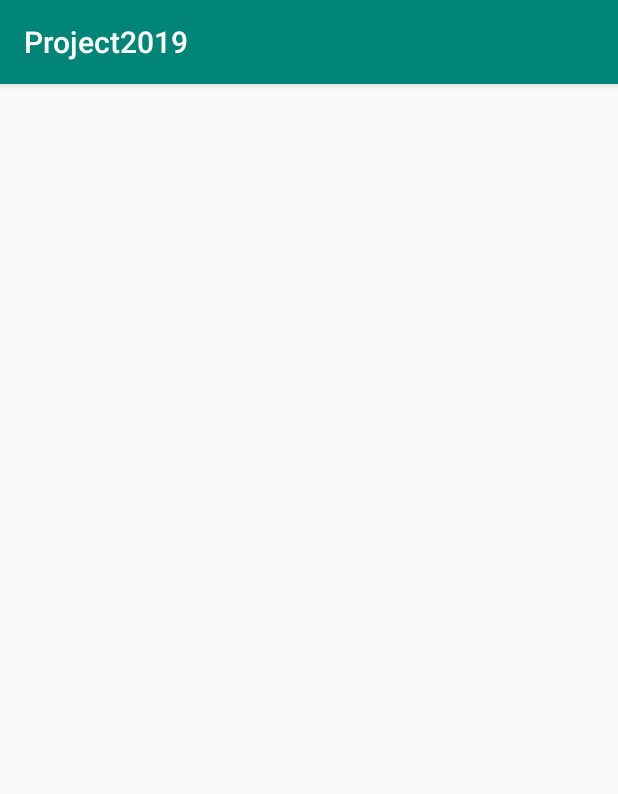
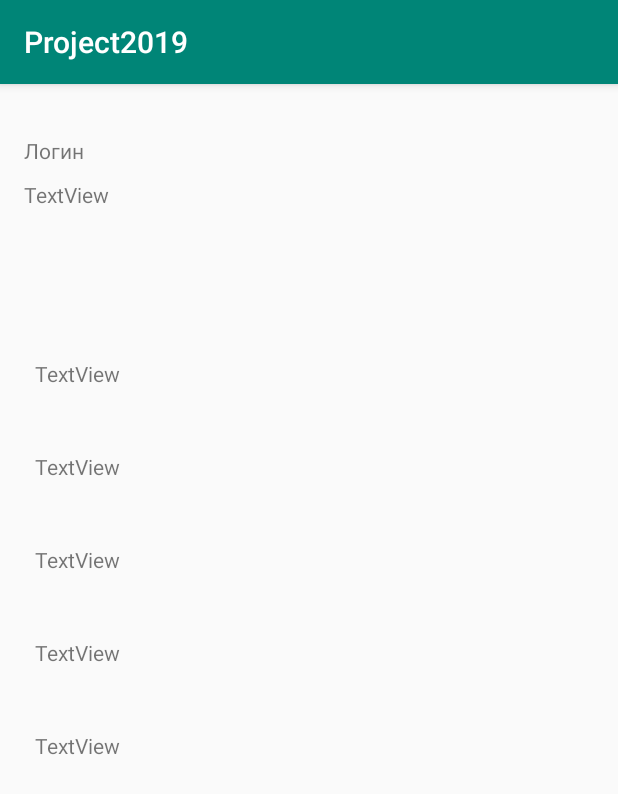
Before and after one commit to keldkemp/android2019, an Android app: the Main2Activity screen opened directly, with no data from a screen before it, on a phone screen of 412 x 824 dp. Shown: the top 794 px of the screen. Run offline under Robolectric (Android 15) with nearby library versions, the phone set to English and light mode, and no system bars; 5 statements that could not run were skipped.

Commit message:
Костыль на костыле

```diff
--- a/app/build.gradle
+++ b/app/build.gradle
@@ -36,4 +36,5 @@ dependencies {
     androidTestImplementation 'androidx.test:runner:1.2.0'
     androidTestImplementation 'androidx.test.espresso:espresso-core:3.2.0'
     implementation 'com.squareup.okhttp3:okhttp:3.8.1'
+    implementation 'androidx.gridlayout:gridlayout:1.0.0'
 }
--- a/app/src/main/java/com/example/project2019/MainActivity.kt
+++ b/app/src/main/java/com/example/project2019/MainActivity.kt
@@ -34,7 +34,7 @@ class MainActivity : AppCompatActivity() {
         val username = username.text.toString()
         val password = password.text.toString()
 
-        connect("http://2adf4fa3.ngrok.io/api/", username, password)
+        connect("https://crmproject2019.herokuapp.com/api/", username, password)
     }
 
     fun connect(url: String, username: String, password: String) {
--- a/app/src/main/res/layout/activity_main2.xml
+++ b/app/src/main/res/layout/activity_main2.xml
@@ -9,9 +9,55 @@
 
     <TextView
             android:text="TextView"
+            android:layout_width="360dp"
+            android:layout_height="54dp"
+            android:id="@+id/textView4" android:layout_marginTop="8dp"
+            app:layout_constraintTop_toBottomOf="@+id/textView3" app:layout_constraintEnd_toEndOf="@+id/textView3"
+            app:layout_constraintStart_toStartOf="@+id/textView3"/>
+    <TextView
+            android:text="TextView"
+            android:layout_width="360dp"
+            android:layout_height="54dp"
+            android:id="@+id/textView5" android:layout_marginTop="8dp"
+            app:layout_constraintTop_toBottomOf="@+id/textView4" app:layout_constraintEnd_toEndOf="@+id/textView4"
+            app:layout_constraintStart_toStartOf="@+id/textView4"/>
+    <TextView
+            android:text="TextView"
+            android:layout_width="360dp"
+            android:layout_height="54dp"
+            android:id="@+id/textView6" android:layout_marginTop="8dp"
+            app:layout_constraintTop_toBottomOf="@+id/textView5" app:layout_constraintEnd_toEndOf="@+id/textView5"
+            app:layout_constraintStart_toStartOf="@+id/textView5"/>
+    <TextView
+            android:text="TextView"
+            android:layout_width="360dp"
+            android:layout_height="54dp"
+            android:id="@+id/textView3" android:layout_marginTop="8dp"
+            app:layout_constraintTop_toBottomOf="@+id/textView2" app:layout_constraintEnd_toEndOf="@+id/textView2"
+            app:layout_constraintStart_toStartOf="@+id/textView2"/>
+    <TextView
+            android:text="TextView"
             android:layout_width="122dp"
             android:layout_height="35dp"
-            android:id="@+id/textUsername" app:layout_constraintStart_toStartOf="parent" android:layout_marginStart="8dp"
-            app:layout_constraintEnd_toEndOf="parent" android:layout_marginEnd="8dp" android:layout_marginTop="100dp"
-            app:layout_constraintTop_toTopOf="parent" app:layout_constraintHorizontal_bias="0.498"/>
+            android:id="@+id/textUsername" app:layout_constraintStart_toStartOf="parent"
+            android:layout_marginStart="8dp"
+            app:layout_constraintEnd_toEndOf="parent" android:layout_marginEnd="8dp" android:layout_marginTop="64dp"
+            app:layout_constraintTop_toTopOf="parent" app:layout_constraintHorizontal_bias="0.029"/>
+    <TextView
+            android:text="Логин"
+            android:layout_width="wrap_content"
+            android:layout_height="wrap_content"
+            android:id="@+id/textView" android:layout_marginBottom="8dp"
+            app:layout_constraintBottom_toTopOf="@+id/textUsername" android:layout_marginTop="8dp"
+            app:layout_constraintTop_toTopOf="parent" app:layout_constraintStart_toStartOf="parent"
+            android:layout_marginStart="8dp" app:layout_constraintEnd_toEndOf="parent" android:layout_marginEnd="8dp"
+            app:layout_constraintHorizontal_bias="0.022" app:layout_constraintVertical_bias="0.931"/>
+    <TextView
+            android:text="TextView"
+            android:layout_width="360dp"
+            android:layout_height="54dp"
+            android:id="@+id/textView2" android:layout_marginTop="84dp"
+            app:layout_constraintTop_toBottomOf="@+id/textUsername" app:layout_constraintStart_toStartOf="parent"
+            android:layout_marginStart="8dp" app:layout_constraintEnd_toEndOf="parent" android:layout_marginEnd="8dp"
+            app:layout_constraintHorizontal_bias="0.433"/>
 </androidx.constraintlayout.widget.ConstraintLayout>
```
Also changed, not shown: app/src/main/java/com/example/project2019/Main2Activity.kt (+33 -3 lines).
